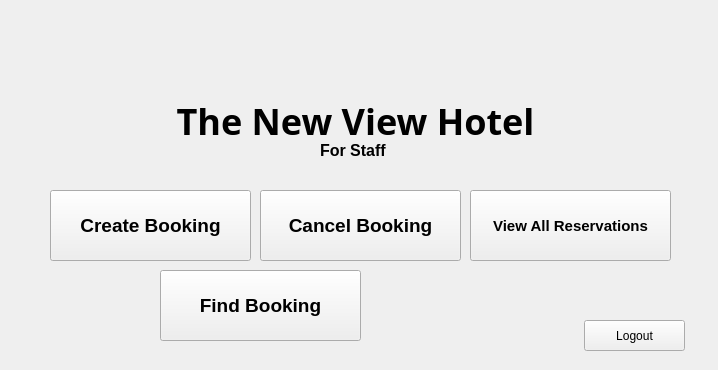
Before: the Qt Designer form ui/menu_staff.ui in AngeloXD13/Simple_Hotel_Reservation, drawn with Qt 5.
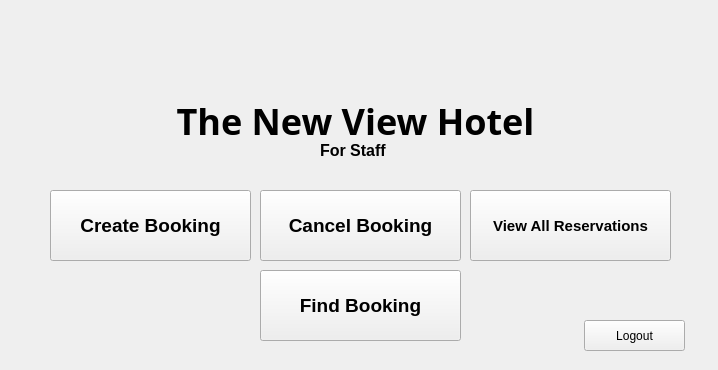
After: the same form once the commit is applied.

Commit message: center find booking

```diff
--- a/ui/menu_staff.ui
+++ b/ui/menu_staff.ui
@@ -134,7 +134,7 @@
    <widget class="QPushButton" name="findbooking_btn">
     <property name="geometry">
      <rect>
-      <x>160</x>
+      <x>260</x>
       <y>270</y>
       <width>201</width>
       <height>71</height>
```
